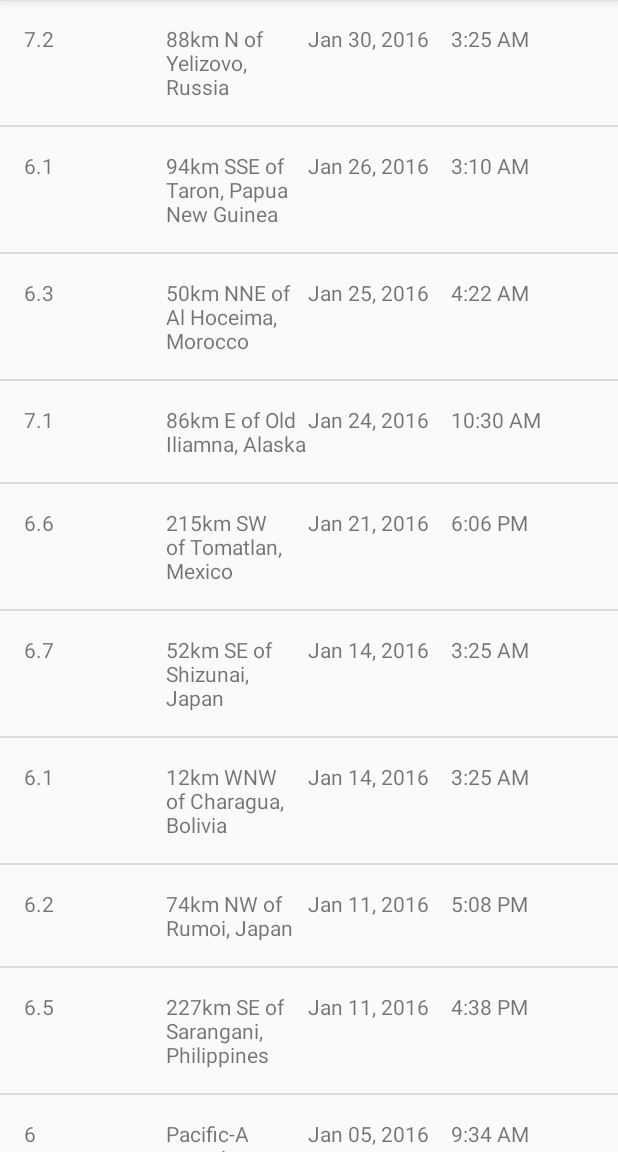
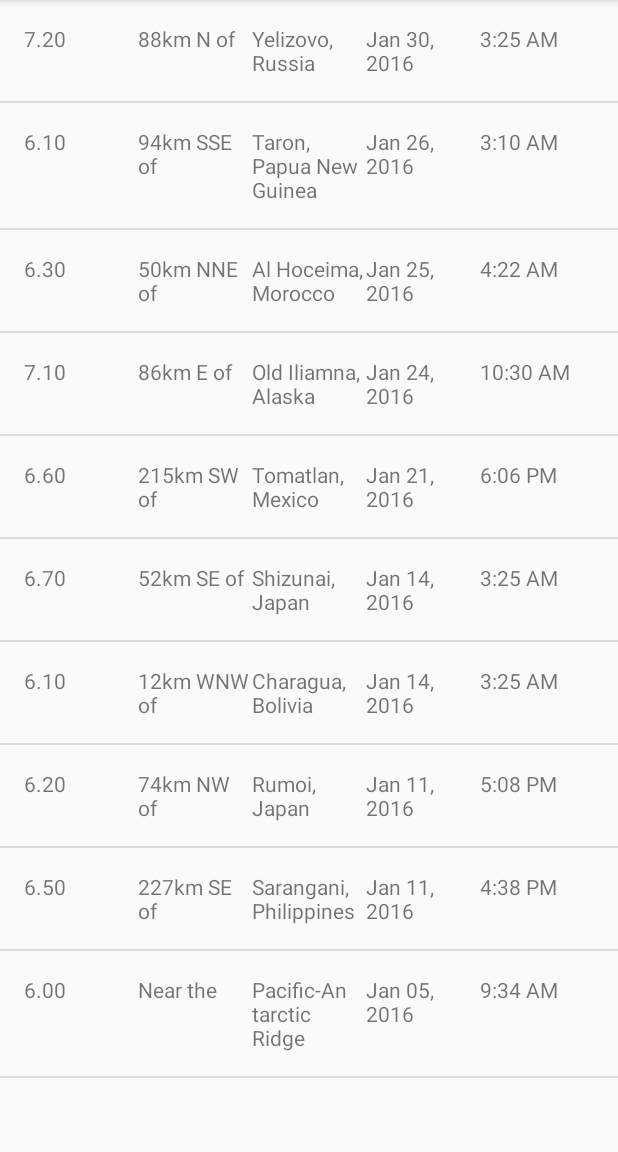
Before and after one commit to JuniiiSays/EarthquakeReportApp, an Android app: the screen it shows after launch (EarthquakeActivity), on a phone screen of 412 x 824 dp, the part 84-1236 px from its top. Run offline under Robolectric (Android 15) with nearby library versions, the phone set to English and light mode, and no system bars.

Commit message:
Location is divided into two parts

```diff
--- a/app/src/main/java/com/example/android/quakereport/Earthquake.java
+++ b/app/src/main/java/com/example/android/quakereport/Earthquake.java
@@ -2,22 +2,22 @@ package com.example.android.quakereport;
 
 class Earthquake {
 
-    private String mMag;
-    private String mCityName;
+    double mMag;
+    private String mLocation;
     private long mTimeInMilliSeconds;
 
-    public Earthquake(String mag, String cityName, long timeInMilliSeconds) {
+    public Earthquake(double mag, String location, long timeInMilliSeconds) {
         mMag = mag;
-        mCityName = cityName;
+        mLocation = location;
         mTimeInMilliSeconds = timeInMilliSeconds;
     }
 
-    public String getMag() {
+    public double getMag() {
         return mMag;
     }
 
-    public String getCityName() {
-        return mCityName;
+    public String getLocation() {
+        return mLocation;
     }
 
     public long getDateInMilliSeconds() {
--- a/app/src/main/java/com/example/android/quakereport/EarthquakeAdapter.java
+++ b/app/src/main/java/com/example/android/quakereport/EarthquakeAdapter.java
@@ -11,11 +11,17 @@ import android.widget.TextView;
 import androidx.annotation.NonNull;
 import androidx.annotation.Nullable;
 
+import java.text.DecimalFormat;
 import java.text.SimpleDateFormat;
 import java.util.ArrayList;
 import java.util.Date;
 
 class EarthquakeAdapter extends ArrayAdapter<Earthquake> {
+
+    String primaryLocation;
+    String locationOffset;
+    private static final String LOCATION_SEPARATOR = " of ";
+
     public EarthquakeAdapter(Activity context, ArrayList<Earthquake> earthquakes) {
         super(context, 0, earthquakes);
     }
@@ -31,14 +37,33 @@ class EarthquakeAdapter extends ArrayAdapter<Earthquake> {
 
         Earthquake currentEarthquake = getItem(position);
 
-        TextView magTextView = (TextView) listViewItem.findViewById(R.id.mag_text_view);
-        TextView cityTextView = (TextView) listViewItem.findViewById(R.id.city_text_view);
+        TextView magnitudeTextView = (TextView) listViewItem.findViewById(R.id.mag_text_view);
+        TextView offSetTextView = (TextView) listViewItem.findViewById(R.id.location_offset);
+        TextView primaryLocationTextView = (TextView) listViewItem.findViewById(R.id.primary_location);
         TextView dateTextView = (TextView) listViewItem.findViewById(R.id.date_text_view);
         TextView timeTetView = (TextView) listViewItem.findViewById(R.id.time_text_view);
 
 
-        magTextView.setText(currentEarthquake.getMag());
-        cityTextView.setText(currentEarthquake.getCityName());
+        double magnitude = currentEarthquake.getMag();
+
+        DecimalFormat formatter = new DecimalFormat("0.00");
+        String formattedMagnitude = formatter.format(magnitude);
+
+        magnitudeTextView.setText(formattedMagnitude);
+
+        String originalLocation  = currentEarthquake.getLocation();
+
+        if (originalLocation.contains(LOCATION_SEPARATOR)){
+            String[] parts = originalLocation.split(LOCATION_SEPARATOR);
+            locationOffset = parts[0] + LOCATION_SEPARATOR;
+            primaryLocation = parts[1];
+        } else {
+            locationOffset = getContext().getString(R.string.near_the);
+            primaryLocation = originalLocation;
+        }
+
+        offSetTextView.setText(locationOffset);
+        primaryLocationTextView.setText(primaryLocation);
 
         Date dateObject = new Date(currentEarthquake.getDateInMilliSeconds());
 
--- a/app/src/main/java/com/example/android/quakereport/QueryUtils.java
+++ b/app/src/main/java/com/example/android/quakereport/QueryUtils.java
@@ -57,7 +57,7 @@ class QueryUtils {
 
                 JSONObject properties = currentEarthquakeObject.getJSONObject("properties");
 
-                String magnitude = properties.getString("mag");
+                double magnitude = properties.getDouble("mag");
                 String location = properties.getString("place");
                 long timeInMilliSeconds = properties.getLong("time");
 
--- a/app/src/main/res/layout/list_item.xml
+++ b/app/src/main/res/layout/list_item.xml
@@ -12,11 +12,17 @@
         android:layout_weight="1"
         android:text="7.6"/>
     <TextView
-        android:id="@+id/city_text_view"
+        android:id="@+id/location_offset"
         android:layout_width="0dp"
         android:layout_height="wrap_content"
         android:layout_weight="1"
-        android:text="San Francisco, CA"/>
+        tools:text="88Km N of"/>
+    <TextView
+        android:id="@+id/primary_location"
+        android:layout_width="0dp"
+        android:layout_height="wrap_content"
+        android:layout_weight="1"
+        android:text="Yelizovo, Russia"/>
     <TextView
         android:id="@+id/date_text_view"
         android:layout_width="0dp"
--- a/app/src/main/res/values/strings.xml
+++ b/app/src/main/res/values/strings.xml
@@ -15,4 +15,6 @@
 -->
 <resources>
     <string name="app_name">Quake Report</string>
+
+    <string name="near_the">Near the</string>
 </resources>
```
